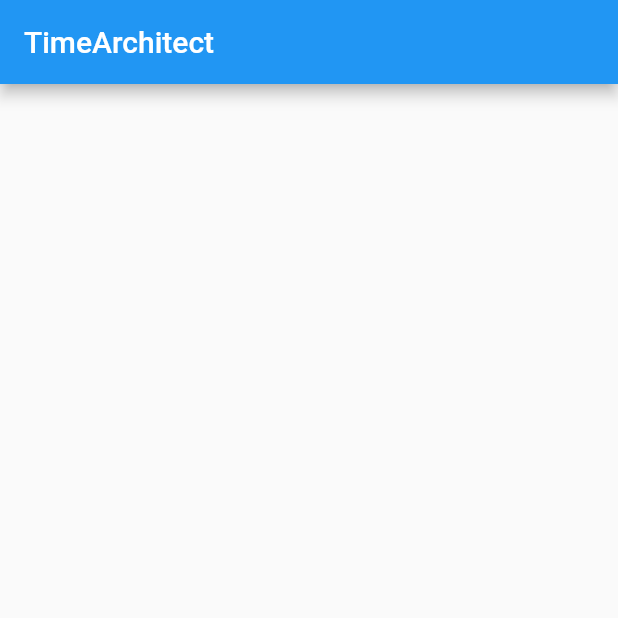
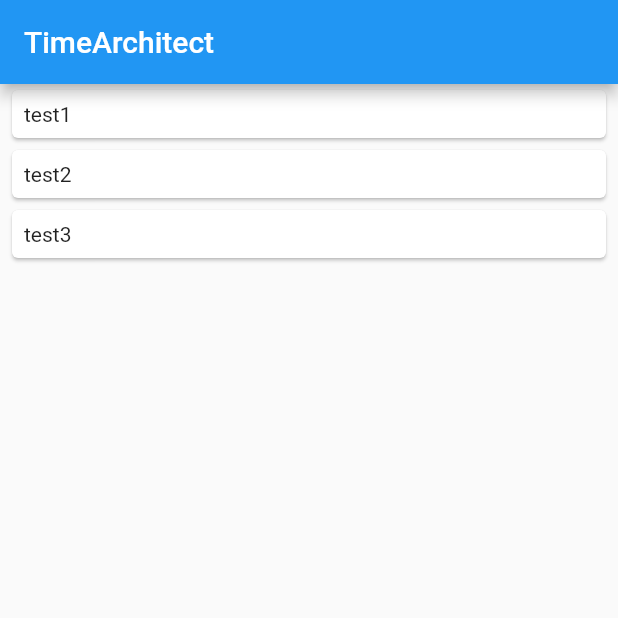
Before and after one commit to DanArcherOnline/time-architect, a Flutter app: the screen it shows after launch, on a phone screen of 412 x 824 dp, the top half of it. Run offline on Flutter 3.47's test engine with Material 2 defaults, Android fonts, the light colour scheme and no system bars.

Commit message:
✨ add list of blueprint cards

```diff
--- a/lib/blueprint_list_page.dart
+++ /dev/null
@@ -1,12 +0,0 @@
-import 'package:flutter/material.dart';
-
-class BlueprintListPage extends StatelessWidget {
-  @override
-  Widget build(BuildContext context) {
-    return Scaffold(
-      appBar: AppBar(
-        title: Text('TimeArchitect'),
-      ),
-    );
-  }
-}
--- /dev/null
+++ b/lib/domain/entites/blueprint.dart
@@ -0,0 +1,6 @@
+class Blueprint {
+  String title;
+  Blueprint({
+    required this.title,
+  });
+}
--- a/lib/main.dart
+++ b/lib/main.dart
@@ -1,5 +1,5 @@
 import 'package:flutter/material.dart';
-import 'package:time_architect/app.dart';
+import 'package:time_architect/presentation/core/app.dart';
 
 void main() {
   runApp(App());
--- a/lib/app.dart
+++ b/lib/presentation/core/app.dart
@@ -1,5 +1,5 @@
 import 'package:flutter/material.dart';
-import 'package:time_architect/blueprint_list_page.dart';
+import 'package:time_architect/presentation/pages/blueprint_list_page.dart';
 
 class App extends StatelessWidget {
   // This widget is the root of your application.
--- /dev/null
+++ b/lib/presentation/pages/blueprint_list_page.dart
@@ -0,0 +1,28 @@
+import 'package:flutter/material.dart';
+import 'package:time_architect/domain/entites/blueprint.dart';
+import 'package:time_architect/presentation/widgets/domains/blueprints/blueprint_card.dart';
+
+class BlueprintListPage extends StatelessWidget {
+  @override
+  Widget build(BuildContext context) {
+    return Scaffold(
+      appBar: AppBar(
+        title: Text('TimeArchitect'),
+      ),
+      body: ListView.builder(
+        itemCount: dummyBlueprintList.length,
+        itemBuilder: (context, index) {
+          final blueprint = dummyBlueprintList[index];
+          return BlueprintCard(title: blueprint.title);
+        },
+      ),
+    );
+  }
+}
+
+//TODO replace dummy list
+final dummyBlueprintList = [
+  Blueprint(title: 'test1'),
+  Blueprint(title: 'test2'),
+  Blueprint(title: 'test3'),
+];
--- /dev/null
+++ b/lib/presentation/widgets/domains/blueprints/blueprint_card.dart
@@ -0,0 +1,20 @@
+import 'package:flutter/material.dart';
+
+class BlueprintCard extends StatelessWidget {
+  final String title;
+  const BlueprintCard({
+    Key? key,
+    required this.title,
+  }) : super(key: key);
+
+  @override
+  Widget build(BuildContext context) {
+    return Card(
+      margin: const EdgeInsets.symmetric(horizontal: 8, vertical: 4),
+      child: Padding(
+        padding: const EdgeInsets.all(8.0),
+        child: Text(title),
+      ),
+    );
+  }
+}
```
